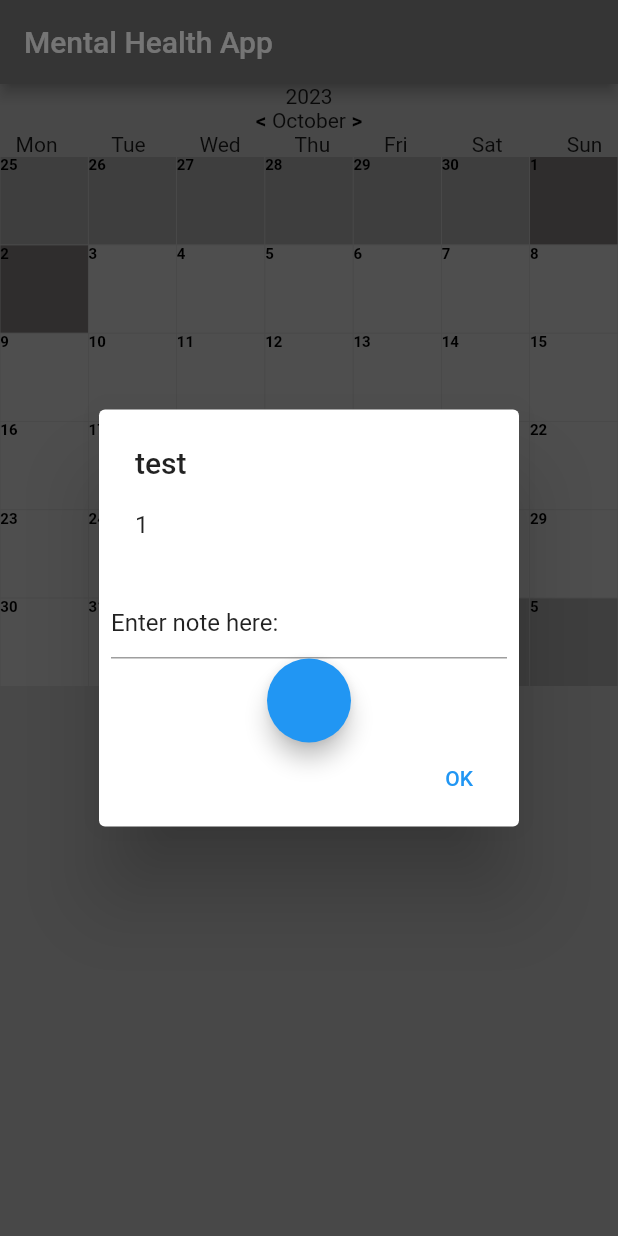
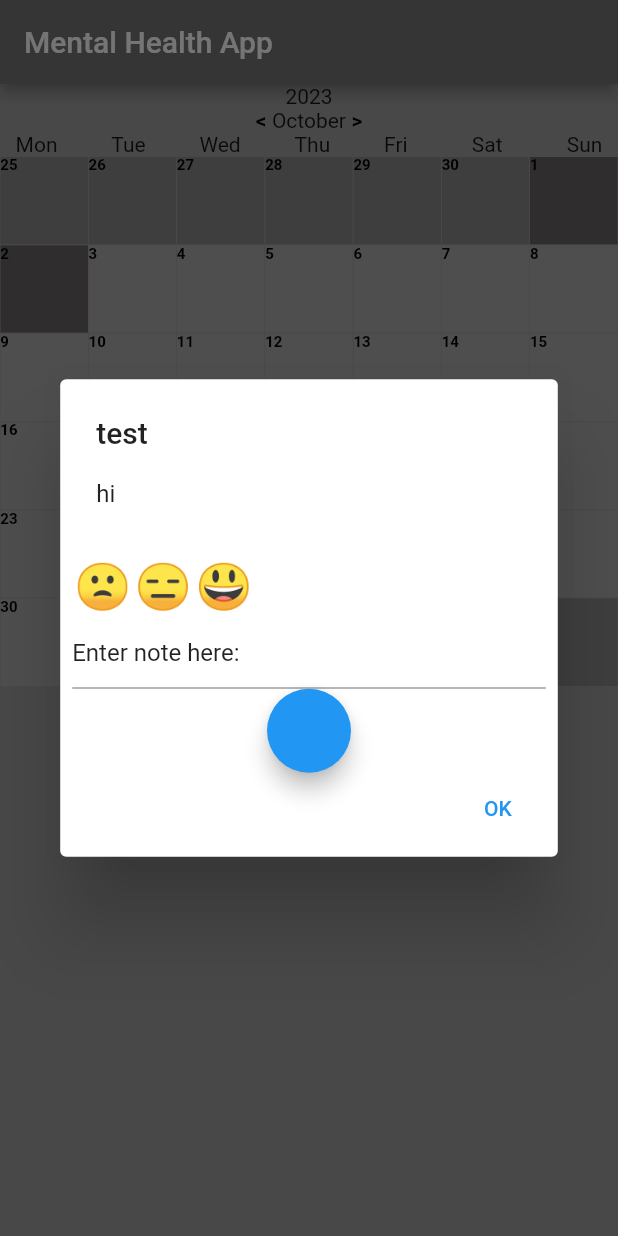
Before and after one commit to HSaren/mental_health_app, a Flutter app: the screen it shows after launch, after a tap on "25", on a phone screen of 412 x 824 dp. Run offline on Flutter 3.47's test engine with Material 2 defaults, Android fonts, the phone set to English and light mode, and no system bars; our stand-ins replace cloud_firestore, device_info_plus, firebase_core; missing offline and left inert: dart:ffi; accounts and stored records are empty; generated files the repository leaves out were written again.

Commit message:
Add smileys to calendar pop up, form message no longer changes on submit

```diff
--- a/lib/calendar_form.dart
+++ b/lib/calendar_form.dart
@@ -39,9 +39,8 @@ class _CalendarFormState extends State<CalendarForm>{
 							"User id": ""
 						};
 						Backend().saveDataToDb("Days", dataToEnter, id);
-            Backend().fetchDataOnChange();
             setState(() {
-
+              widget.date.note = controller.text;
             });
 					}
 				)
--- a/lib/calendar_pop_up.dart
+++ b/lib/calendar_pop_up.dart
@@ -1,10 +1,7 @@
-import 'dart:ffi';
-import 'package:intl/intl.dart';
-import 'package:mental_health_app/main.dart';
+import 'package:mental_health_app/calendar_pop_up_smiley.dart';
 
 import 'calendar_form.dart';
 import 'package:flutter/material.dart';
-import 'backend.dart';
 
 class CalendarPopUp extends StatelessWidget{
 	final title;
@@ -13,14 +10,15 @@ class CalendarPopUp extends StatelessWidget{
   final index;
 
 	CalendarPopUp({this.text, this.date, this.title, this.index});
-	var textController = TextEditingController();
+	final textController = TextEditingController();
 	@override
 	Widget build(BuildContext context){
 
 		return AlertDialog(
 			title: Text(title),
-			content: text,
+			content: Text("hi"),//CalendarSmiley(),
 			actions: [
+        CalendarSmiley(),
 				Form(
               child: CalendarForm(date, date.note, index)
         ),
--- /dev/null
+++ b/lib/calendar_pop_up_smiley.dart
@@ -0,0 +1,120 @@
+import 'dart:ffi';
+
+import 'package:flutter/material.dart';
+
+class CalendarSmiley extends StatefulWidget{
+    var smileyButtons = SmileyButtons().smileyButtons;
+    CalendarSmiley({super.key});
+
+    @override
+    State<CalendarSmiley> createState() => _CalendarSmileyState();
+}
+class _CalendarSmileyState extends State<CalendarSmiley>{
+    final smileys = [
+      "\u{1F641}", // Sad
+      "\u{1F611}", // Neutral
+      "\u{1F603}" // Happy
+    ];
+    @override
+    Widget build(BuildContext context){
+      var smileyButtons = widget.smileyButtons;
+      var index = 0;
+      if (smileyButtons.isEmpty){
+        for (var smiley in smileys){
+        var smileyToAdd = SmileyButtonData(index, smiley);
+        smileyButtons.add(smileyToAdd);
+        index++;
+      }
+      }
+
+      return Row(
+          children: [
+            GestureDetector(
+                onTap: (){
+                  smileyButtons = smileyColorChanger(0, smileyButtons);
+                  setState(() {
+
+                  });
+                },
+                child: Padding(
+                  padding: const EdgeInsets.all(0.2),
+                  child: ClipRRect(
+                    child: Container(
+                      alignment: Alignment.center,
+                      height: 40,
+                      width: 40,
+                      color: smileyButtons[0].color,
+                      child: Text(smileyButtons[0].text, style: TextStyle(fontSize: 30),),
+                    )
+
+                  ),
+                )
+              ),
+              GestureDetector(
+                onTap: (){
+                  smileyButtons = smileyColorChanger(1, smileyButtons);
+                  setState(() {
+
+                  });
+                },
+                child: Padding(
+                  padding: const EdgeInsets.all(0.2),
+                  child: ClipRRect(
+                    child: Container(
+                      alignment: Alignment.center,
+                      height: 40,
+                      width: 40,
+                      color: smileyButtons[1].color,
+                      child: Text(smileyButtons[1].text, style: TextStyle(fontSize: 30)),
+                    )
+
+                  ),
+                )
+              ),
+              GestureDetector(
+                onTap: (){
+                  smileyButtons = smileyColorChanger(2, smileyButtons);
+                  setState(() {
+
+                  });
+                },
+                child: Padding(
+                  padding: const EdgeInsets.all(0.2),
+                  child: ClipRRect(
+                    child: Container(
+                      alignment: Alignment.center,
+                      height: 40,
+                      width: 40,
+                      color: smileyButtons[2].color,
+                      child: Text(smileyButtons[2].text, style: TextStyle(fontSize: 30)),
+                    )
+
+                  ),
+                )
+              ),
+          ],
+        );
+    }
+
+    List smileyColorChanger(index, buttons){
+      for (var button in buttons){
+        button.color = button.notSelectedColor;
+      }
+      buttons[index].color = buttons[index].selectedColor;
+      return buttons;
+    }
+
+}
+
+class SmileyButtonData{
+  var selectedColor = Colors.green;
+  var notSelectedColor = Colors.transparent;
+  Color color;
+  var text;
+  var index;
+
+  SmileyButtonData(this.index, this.text,{this.color = Colors.transparent});
+}
+class SmileyButtons{
+  var smileyButtons = List.empty(growable: true);
+}
```
